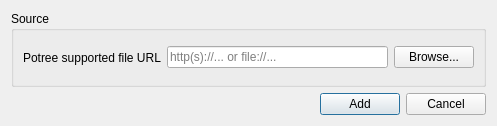
The window that gui/ui/addpclayerdialog.ui (minorua/Qgis2threejs) describes before a commit, drawn with Qt 5.
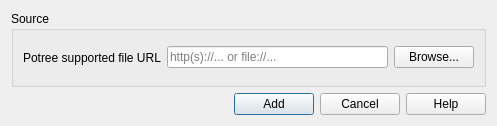
The same window after the commit.

Commit message: add help button to dialogs other than the property dialog

```diff
--- a/gui/ui/addpclayerdialog.ui
+++ b/gui/ui/addpclayerdialog.ui
@@ -79,6 +79,13 @@
        </property>
       </widget>
      </item>
+     <item>
+      <widget class="QPushButton" name="pushButtonHelp">
+       <property name="text">
+        <string>Help</string>
+       </property>
+      </widget>
+     </item>
     </layout>
    </item>
   </layout>
```
The commit also changes 18 other files.
